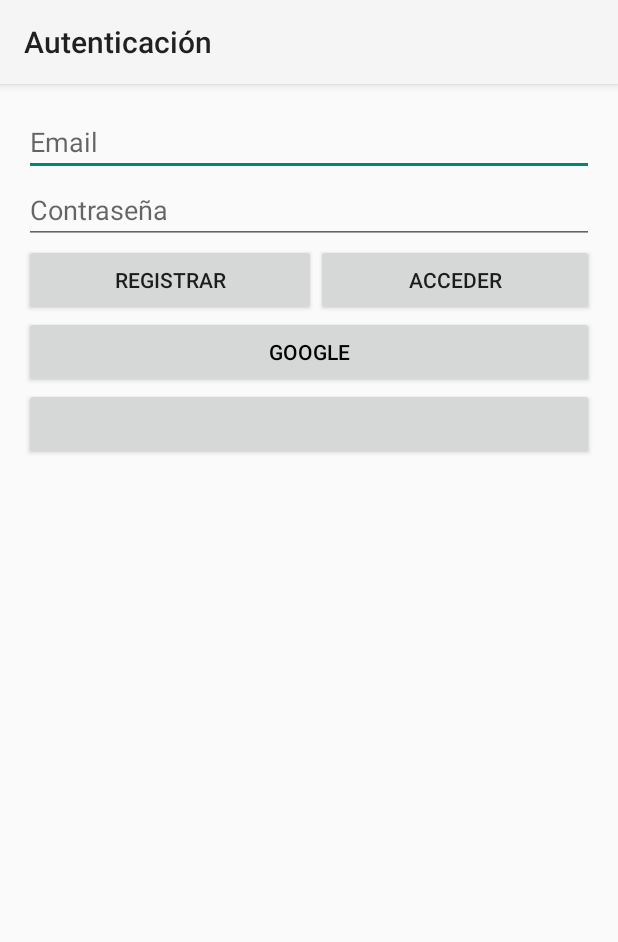
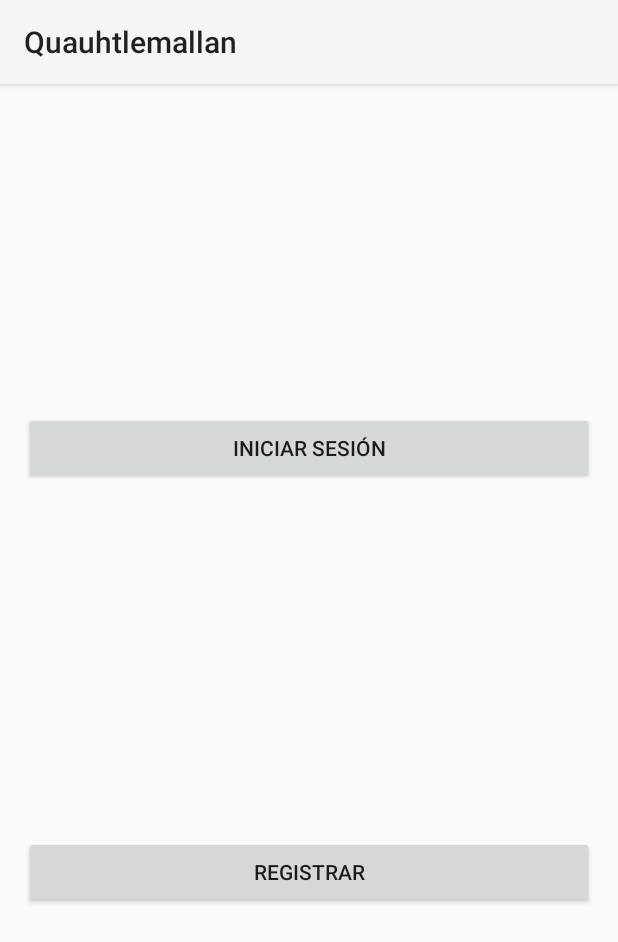
Before and after one commit to ChristopherG19/Quauhtlemallan, an Android app built with Jetpack Compose: the screen it shows after launch (AuthActivity before the commit, StartActivity after it), on a phone screen of 412 x 824 dp. Shown: the top 942 px of the screen. Run offline under Robolectric (Android 15) with nearby library versions, the phone set to English and light mode, and no system bars; plain views replace LoginButton.

Commit message:
Rearrange views

```diff
--- a/Android_App/app/build.gradle.kts
+++ b/Android_App/app/build.gradle.kts
@@ -79,4 +79,6 @@
     implementation(libs.firebase.auth.ktx)
     implementation(libs.play.services.auth)
     implementation(libs.facebook.android.sdk.vlatestrelease)
+    implementation(libs.androidx.ui.text.google.fonts)
+    implementation(libs.ccp)
 }
--- a/Android_App/app/src/main/java/com/app/quauhtlemallan/AuthActivity.kt
+++ /dev/null
@@ -1,194 +0,0 @@
-package com.app.quauhtlemallan
-
-import android.content.Context
-import android.content.Intent
-import android.content.SharedPreferences
-import android.os.Bundle
-import android.view.View
-import android.widget.Button
-import android.widget.EditText
-import android.widget.LinearLayout
-import android.widget.Toast
-import androidx.appcompat.app.AppCompatActivity
-import com.facebook.CallbackManager
-import com.facebook.FacebookCallback
-import com.facebook.FacebookException
-import com.facebook.FacebookSdk
-import com.facebook.login.LoginManager
-import com.facebook.login.LoginResult
-import com.facebook.login.widget.LoginButton
-import com.google.android.gms.auth.api.signin.GoogleSignIn
-import com.google.android.gms.auth.api.signin.GoogleSignInOptions
-import com.google.android.gms.common.api.ApiException
-import com.google.firebase.analytics.FirebaseAnalytics
-import com.google.firebase.auth.FacebookAuthProvider
-import com.google.firebase.auth.FirebaseAuth
-import com.google.firebase.auth.GoogleAuthProvider
-
-class AuthActivity : AppCompatActivity() {
-
-    private val GOOGLE_SIGN_IN = 100
-    private val callbackManager = CallbackManager.Factory.create()
-
-    override fun onCreate(savedInstanceState: Bundle?) {
-        Thread.sleep(2000)
-        setTheme(R.style.Theme_Quauhtlemallan)
-        super.onCreate(savedInstanceState)
-        setContentView(R.layout.activity_auth)
-        FacebookSdk.sdkInitialize(this)
-
-        // Analytics event
-        val analytics = FirebaseAnalytics.getInstance(this)
-        val bundle = Bundle()
-        bundle.putString("message", "Integración de Firebase completa")
-        analytics.logEvent("InitScreen", bundle)
-
-        //Setup
-        setup()
-        session()
-    }
-
-    override fun onStart(){
-        super.onStart()
-        val authLayout: LinearLayout = findViewById<LinearLayout>(R.id.authLayout)
-        authLayout.visibility = View.VISIBLE
-    }
-
-    private fun session(){
-
-        val prefs: SharedPreferences? = getSharedPreferences(getString(R.string.prefs_file), Context.MODE_PRIVATE)
-        val email:String? = prefs?.getString("email", null)
-        val provider: String? = prefs?.getString("provider", null)
-
-        if(email != null && provider != null){
-            val authLayout: LinearLayout = findViewById<LinearLayout>(R.id.authLayout)
-            authLayout.visibility = View.INVISIBLE
-            showHome(email, ProviderType.valueOf(provider))
-        }
-    }
-
-    private fun setup() {
-        title = "Autenticación"
-        val signUpBtn: Button = findViewById<Button>(R.id.signUpButton)
-        val loginButton: Button = findViewById<Button>(R.id.loginButton)
-        val googleButton: Button = findViewById<Button>(R.id.googleButton)
-        val facebookButton: LoginButton = findViewById<(LoginButton)>(R.id.facebook_button)
-
-        signUpBtn.setOnClickListener{
-            val editText: EditText = findViewById(R.id.emailEditText)
-            val pwdText: EditText = findViewById(R.id.passwordEditText)
-            if (editText.text.isNotEmpty() && pwdText.text.isNotEmpty()){
-                FirebaseAuth.getInstance()
-                    .createUserWithEmailAndPassword(editText.text.toString(),
-                        pwdText.text.toString()).addOnCompleteListener{
-                        if (it.isSuccessful){
-                            Toast.makeText(this, "Registro exitoso", Toast.LENGTH_SHORT).show()
-                            showHome(it.result?.user?.email ?: "", ProviderType.BASIC)
-                        } else {
-                            Toast.makeText(this, "Registro fallido", Toast.LENGTH_SHORT).show()
-                        }
-                    }
-            }
-        }
-
-        loginButton.setOnClickListener{
-            val editText: EditText = findViewById(R.id.emailEditText)
-            val pwdText: EditText = findViewById(R.id.passwordEditText)
-            if (editText.text.isNotEmpty() && pwdText.text.isNotEmpty()){
-                FirebaseAuth.getInstance()
-                    .signInWithEmailAndPassword(editText.text.toString(),
-                        pwdText.text.toString()).addOnCompleteListener{
-                        if (it.isSuccessful){
-                            Toast.makeText(this, "Login exitoso", Toast.LENGTH_SHORT).show()
-                            showHome(it.result?.user?.email ?: "", ProviderType.BASIC)
-                        } else {
-                            Toast.makeText(this, "Login fallido", Toast.LENGTH_SHORT).show()
-                        }
-                    }
-            }
-        }
-
-        googleButton.setOnClickListener {
-            // Configuración
-            val googleConf = GoogleSignInOptions.Builder(GoogleSignInOptions.DEFAULT_SIGN_IN)
-                .requestIdToken(getString(R.string.default_web_client_id))
-                .requestEmail()
-                .build()
-
-            val googleClient = GoogleSignIn.getClient(this, googleConf)
-            googleClient.signOut()
-
-            startActivityForResult(googleClient.signInIntent, GOOGLE_SIGN_IN)
-        }
-
-        facebookButton.setOnClickListener {
-
-            LoginManager.getInstance().logInWithReadPermissions(this, listOf("email"))
-
-            LoginManager.getInstance().registerCallback(callbackManager,
-                object : FacebookCallback<LoginResult> {
-
-                    override fun onCancel() {
-                        TODO("Not yet implemented")
-                    }
-
-                    override fun onError(error: FacebookException) {
-                        TODO("Not yet implemented")
-                    }
-
-                    override fun onSuccess(result: LoginResult) {
-                        result.let {
-                            val token = it.accessToken
-                            val credential = FacebookAuthProvider.getCredential(token.token)
-                            FirebaseAuth.getInstance().signInWithCredential(credential)
-                                .addOnCompleteListener {
-                                    if (it.isSuccessful) {
-                                        showHome(it.result?.user?.email ?: "", ProviderType.GOOGLE)
-                                    }
-                                }
-                        }
-                    }
-
-                })
-
-        }
-
-    }
-
-    private fun showHome(email: String, provider: ProviderType){
-        val homeIntent = Intent(this, HomeActivity::class.java).apply {
-            putExtra("email", email)
-            putExtra("provider", provider.name)
-        }
-        startActivity(homeIntent)
-    }
-
-    override fun onActivityResult(requestCode: Int, resultCode: Int, data: Intent?) {
-
-        callbackManager.onActivityResult(requestCode, resultCode, data)
-        super.onActivityResult(requestCode, resultCode, data)
-
-        if(requestCode == GOOGLE_SIGN_IN){
-            val task = GoogleSignIn.getSignedInAccountFromIntent(data)
-
-            try {
-                val account = task.getResult(ApiException::class.java)
-
-                if(account != null) {
-                    val credential = GoogleAuthProvider.getCredential(account.idToken, null)
-                    FirebaseAuth.getInstance().signInWithCredential(credential)
-                        .addOnCompleteListener {
-                            if (it.isSuccessful) {
-                                Toast.makeText(this, "Registro exitoso", Toast.LENGTH_SHORT).show()
-                                showHome(account.email ?: "", ProviderType.GOOGLE)
-                            } else {
-                                Toast.makeText(this, "Registro fallido", Toast.LENGTH_SHORT).show()
-                            }
-                        }
-                }
-            } catch(e: Exception) {
-                Toast.makeText(this, "ERROR", Toast.LENGTH_SHORT).show()
-            }
-        }
-    }
-}
--- /dev/null
+++ b/Android_App/app/src/main/java/com/app/quauhtlemallan/StartActivity.kt
@@ -0,0 +1,30 @@
+package com.app.quauhtlemallan
+
+import android.content.Intent
+import android.os.Bundle
+import android.widget.Button
+import androidx.appcompat.app.AppCompatActivity
+
+class StartActivity : AppCompatActivity() {
+    override fun onCreate(savedInstanceState: Bundle?) {
+        Thread.sleep(2000) // Si deseas mantener el delay inicial
+        setTheme(R.style.Theme_Quauhtlemallan)
+        super.onCreate(savedInstanceState)
+        setContentView(R.layout.activity_start)
+
+        // Referencias a los botones
+        val signInButton: Button = findViewById(R.id.signInButton)
+        val registerButton: Button = findViewById(R.id.registerButton)
+
+        // Eventos de clic
+        signInButton.setOnClickListener {
+            val intent = Intent(this, SignInActivity::class.java)
+            startActivity(intent)
+        }
+
+        registerButton.setOnClickListener {
+            val intent = Intent(this, RegisterActivity::class.java)
+            startActivity(intent)
+        }
+    }
+}
--- /dev/null
+++ b/Android_App/app/src/main/res/layout/activity_start.xml
@@ -0,0 +1,30 @@
+<?xml version="1.0" encoding="utf-8"?>
+<androidx.constraintlayout.widget.ConstraintLayout
+    xmlns:android="http://schemas.android.com/apk/res/android"
+    xmlns:app="http://schemas.android.com/apk/res-auto"
+    android:layout_width="match_parent"
+    android:layout_height="match_parent">
+
+    <Button
+        android:id="@+id/signInButton"
+        android:layout_width="0dp"
+        android:layout_height="wrap_content"
+        android:layout_margin="16dp"
+        android:text="Iniciar Sesión"
+        app:layout_constraintBottom_toTopOf="@+id/registerButton"
+        app:layout_constraintEnd_toEndOf="parent"
+        app:layout_constraintStart_toStartOf="parent"
+        app:layout_constraintTop_toTopOf="parent" />
+
+    <Button
+        android:id="@+id/registerButton"
+        android:layout_width="0dp"
+        android:layout_height="wrap_content"
+        android:layout_margin="16dp"
+        android:text="Registrar"
+        app:layout_constraintBottom_toBottomOf="parent"
+        app:layout_constraintEnd_toEndOf="parent"
+        app:layout_constraintStart_toStartOf="parent"
+        app:layout_constraintTop_toBottomOf="@id/signInButton" />
+
+</androidx.constraintlayout.widget.ConstraintLayout>
--- a/Android_App/gradle/libs.versions.toml
+++ b/Android_App/gradle/libs.versions.toml
@@ -1,5 +1,6 @@
 [versions]
 agp = "8.5.2"
+ccp = "2.5.4"
 facebookAndroidSdkVersion = "latest.release"
 firebaseBom = "33.2.0"
 firebaseBomVersion = "33.2.0"
@@ -19,10 +20,14 @@
 material = "1.12.0"
 activity = "1.9.1"
 playServicesAuth = "21.2.0"
+firebaseFirestoreKtx = "25.1.0"
+uiTextGoogleFonts = "1.7.2"
 
 [libraries]
 androidx-core-ktx = { group = "androidx.core", name = "core-ktx", version.ref = "coreKtx" }
+ccp = { module = "com.hbb20:ccp", version.ref = "ccp" }
 facebook-android-sdk-vlatestrelease = { module = "com.facebook.android:facebook-android-sdk", version.ref = "facebookAndroidSdkVersion" }
+androidx-ui-text-google-fonts = { module = "androidx.compose.ui:ui-text-google-fonts", version.ref = "uiTextGoogleFonts" }
 firebase-analytics = { module = "com.google.firebase:firebase-analytics" }
 firebase-auth-ktx = { module = "com.google.firebase:firebase-auth-ktx" }
 firebase-bom = { module = "com.google.firebase:firebase-bom", version.ref = "firebaseBom" }
@@ -47,6 +52,7 @@
 material = { group = "com.google.android.material", name = "material", version.ref = "material" }
 androidx-activity = { group = "androidx.activity", name = "activity", version.ref = "activity" }
 play-services-auth = { module = "com.google.android.gms:play-services-auth", version.ref = "playServicesAuth" }
+firebase-firestore-ktx = { group = "com.google.firebase", name = "firebase-firestore-ktx", version.ref = "firebaseFirestoreKtx" }
 
 [plugins]
 android-application = { id = "com.android.application", version.ref = "agp" }
```
Also changed, not shown: Android_App/app/src/main/AndroidManifest.xml (+11 -2 lines), Android_App/app/src/main/java/com/app/quauhtlemallan/HomeActivity.kt (+22 -12 lines), Android_App/app/src/main/java/com/app/quauhtlemallan/RegisterActivity.kt (added, +117 -0 lines), Android_App/app/src/main/java/com/app/quauhtlemallan/SignInActivity.kt (added, +168 -0 lines), Android_App/app/src/main/java/com/app/quauhtlemallan/User.kt (added, +7 -0 lines), Android_App/app/src/main/res/layout/activity_home.xml (+7 -0 lines), Android_App/app/src/main/res/layout/activity_register.xml (added, +69 -0 lines), Android_App/app/src/main/res/layout/activity_sign_in.xml (added, +46 -0 lines), 4 other files.
